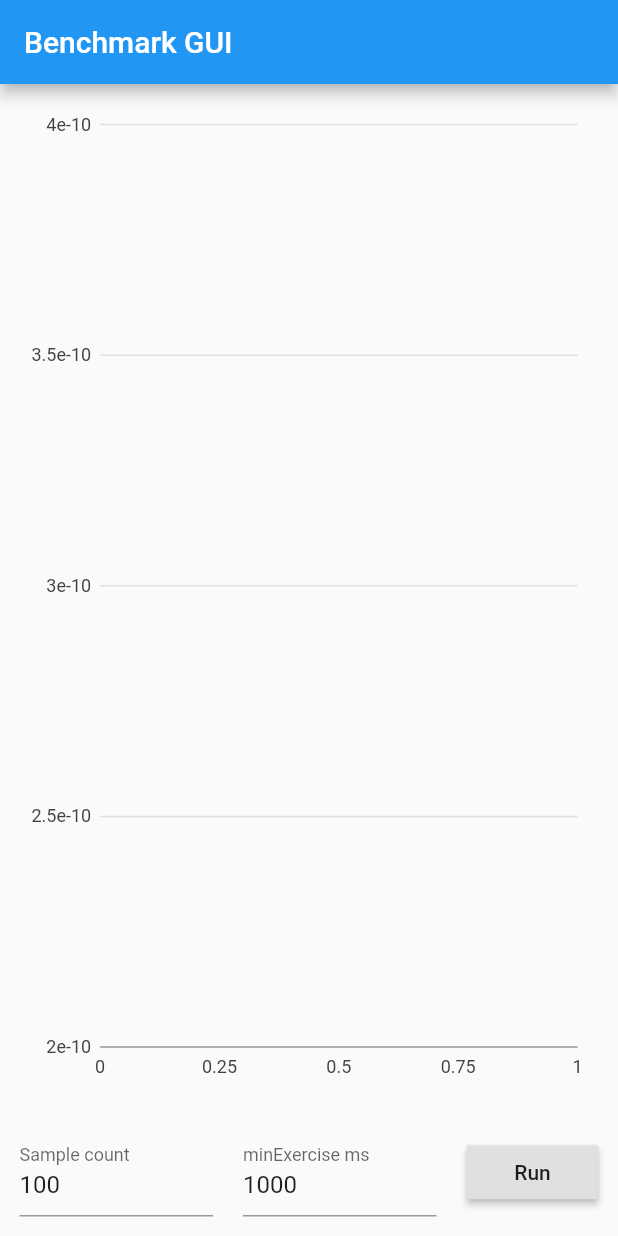
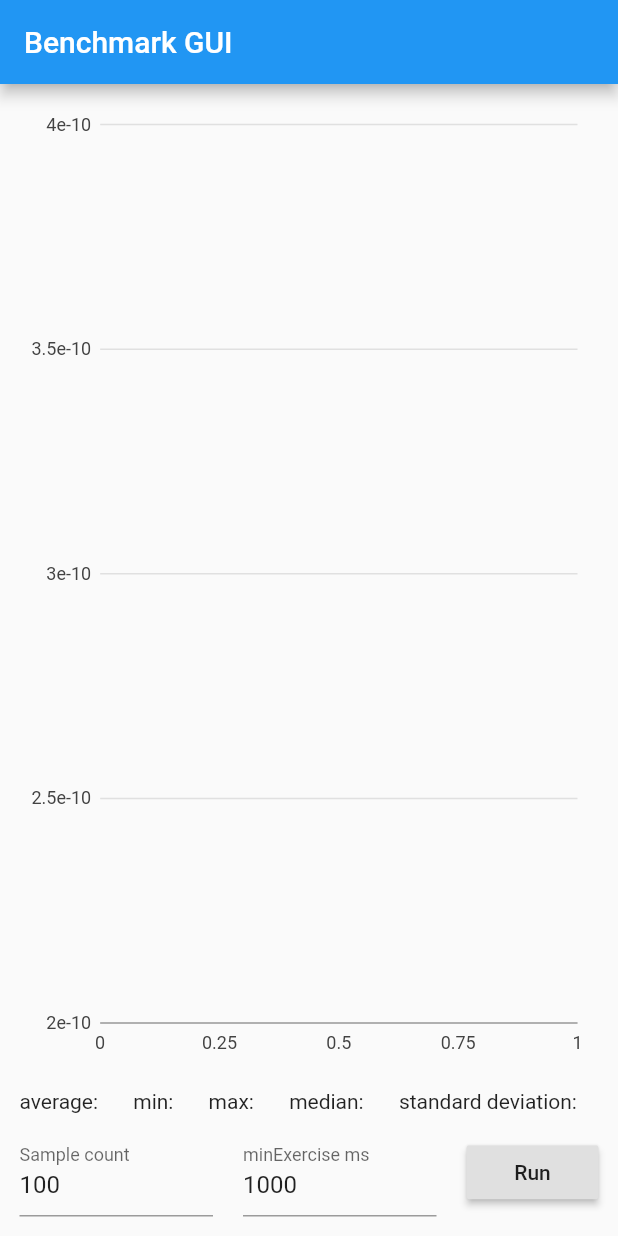
Before and after one commit to winksaville/flutter_benchmarkx_gui, a Flutter app: the screen it shows after launch, on a phone screen of 412 x 824 dp. Run offline on Flutter 3.47's test engine with Material 2 defaults, Android fonts, the phone set to English and light mode, and no system bars; our stand-ins replace charts_flutter; missing offline and left inert: benchmark_framework_x, stats.

Commit message:
Add a row to display statistics
Includes average, min, max, median and standard deviation

```diff
--- /dev/null
+++ b/lib/labeled.dart
@@ -0,0 +1,91 @@
+import 'package:benchmark_framework_x/benchmark_framework_x.dart' as bmrk;
+import 'package:flutter/material.dart';
+import 'package:flutter/rendering.dart';
+import 'package:intl/intl.dart' show NumberFormat;
+
+class LabeledText extends StatelessWidget {
+  const LabeledText({this.label, this.text}) : super();
+
+  final String label;
+  final String text;
+
+  @override
+  Widget build(BuildContext context) {
+    return Row(
+      children: <Widget>[
+        Text(
+          '$label:',
+          textAlign: TextAlign.left,
+        ),
+        Text(
+          text,
+          textAlign: TextAlign.right,
+        ),
+      ],
+    );
+  }
+}
+
+class LabeledDouble extends StatelessWidget {
+  const LabeledDouble({this.label, this.value, this.format}) : super();
+
+  final String label;
+  final double value;
+  final String format;
+
+  @override
+  Widget build(BuildContext context) {
+    print('LabeledDouble.build: label=$label value=$value format=$format');
+    String valueStr;
+    if (value == null) {
+      valueStr = '';
+    } else {
+      valueStr = NumberFormat(format ?? '0.0#E0').format(value);
+    }
+
+    return Row(
+      children: <Widget>[
+        Text(
+          '$label: ',
+          textAlign: TextAlign.left,
+        ),
+        Text(
+          valueStr,
+          textAlign: TextAlign.right,
+        ),
+      ],
+    );
+  }
+}
+
+class LabeledSecond extends StatelessWidget {
+  const LabeledSecond({this.label, this.value, this.decimalPlaces=1}) : super();
+
+  final String label;
+  final double value;
+  final int decimalPlaces;
+
+  @override
+  Widget build(BuildContext context) {
+    print('LabeledSecond.build: label=$label value=$value');
+    String valueStr;
+    if (value == null) {
+      valueStr = '';
+    } else {
+      valueStr = bmrk.SecondTimeUnits.asString(value, decimalPlaces: decimalPlaces);
+    }
+
+    return Row(
+      children: <Widget>[
+        Text(
+          '$label: ',
+          textAlign: TextAlign.left,
+        ),
+        Text(
+          valueStr,
+          textAlign: TextAlign.right,
+        ),
+      ],
+    );
+  }
+}
--- a/lib/main.dart
+++ b/lib/main.dart
@@ -4,6 +4,8 @@ import 'dart:isolate';
 import 'package:benchmark_framework_x/benchmark_framework_x.dart';
 import 'package:flutter/material.dart';
 import 'package:flutter/rendering.dart';
+import 'package:stats/stats.dart' show Stats;
+import 'labeled.dart';
 import 'simple_line_chart.dart';
 
 // Main entry point of the application
@@ -60,7 +62,7 @@ void runBenchmark(BenchmarkParams params) {
 
 class BaseIntField {
   BaseIntField(this.label, int initialValue) :
-    controller = TextEditingController(text: initialValue.toString());
+      controller = TextEditingController(text: initialValue.toString());
 
   void dispose() {
     controller.dispose();
@@ -105,9 +107,47 @@ class MinExerciseInMillisField extends BaseIntField {
   MinExerciseInMillisField(String label, int initialValue) : super(label, initialValue);
 }
 
+Widget statsRow(Stats<double> stats) {
+  return Row(
+    children: <Widget>[
+      Container(
+        margin: const EdgeInsets.only(left: 10, right: 10),
+        child: LabeledSecond(
+            label: 'average',
+            value: stats?.average?.toDouble(),),
+      ),
+      Container(
+        margin: const EdgeInsets.only(left: 10, right: 10),
+        child: LabeledSecond(
+            label: 'min',
+            value: stats?.min?.toDouble()),
+      ),
+      Container(
+        margin: const EdgeInsets.only(left: 10, right: 10),
+        child: LabeledSecond(
+            label: 'max',
+            value: stats?.max?.toDouble()),
+      ),
+      Container(
+        margin: const EdgeInsets.only(left: 10, right: 10),
+        child: LabeledSecond(
+            label: 'median',
+            value: stats?.median?.toDouble()),
+      ),
+      Container(
+        margin: const EdgeInsets.only(left: 10, right: 10),
+        child: LabeledSecond(
+            label: 'standard deviation',
+            value: stats?.standardDeviation?.toDouble()),
+      ),
+    ],
+  );
+}
+
 class BenchmarkFormState extends State<BenchmarkForm> {
   final GlobalKey<FormState> _formKey = GlobalKey<FormState>();
   List<double> _samples = <double>[];
+  Stats<double> _stats;
 
   @override
   void initState() {
@@ -156,6 +196,8 @@ class BenchmarkFormState extends State<BenchmarkForm> {
       print(
           'runBm.setState:+ ${sampleCountField.value} ${minExerciseInMillisField.value}');
       _samples = samples;
+      // TODO(wink): Do on anther thread
+      _stats = Stats<double>.fromData(_samples);
     });
   }
 
@@ -200,6 +242,11 @@ class BenchmarkFormState extends State<BenchmarkForm> {
                 key: _formKey,
                 child: Column(
                   children: <Widget>[
+                    Container(
+                      margin: const EdgeInsets.all(0),
+                      //decoration: visualizeBorder(),
+                      child: statsRow(_stats),
+                    ),
                     Row(
                       children: <Widget>[
                         Expanded(
```
